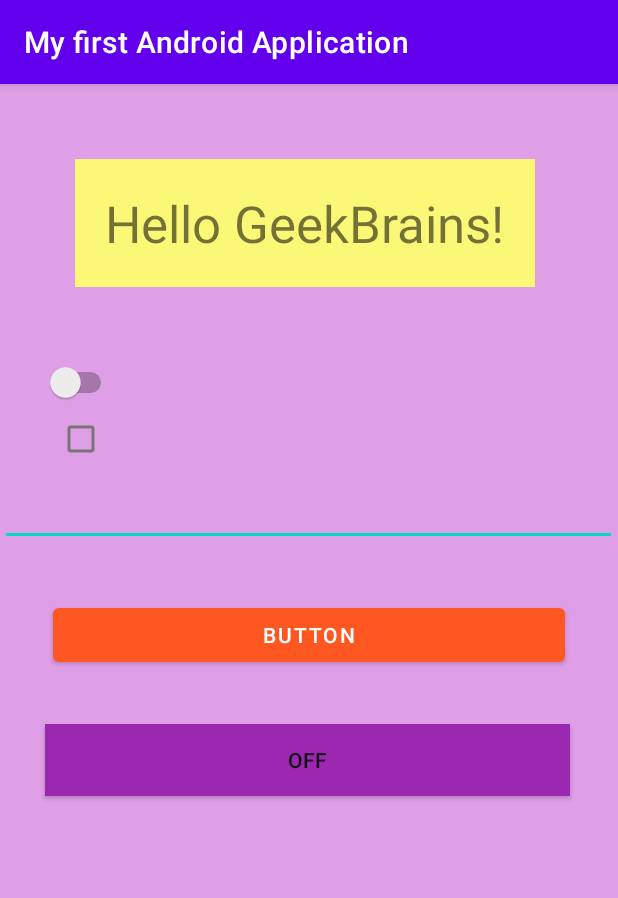
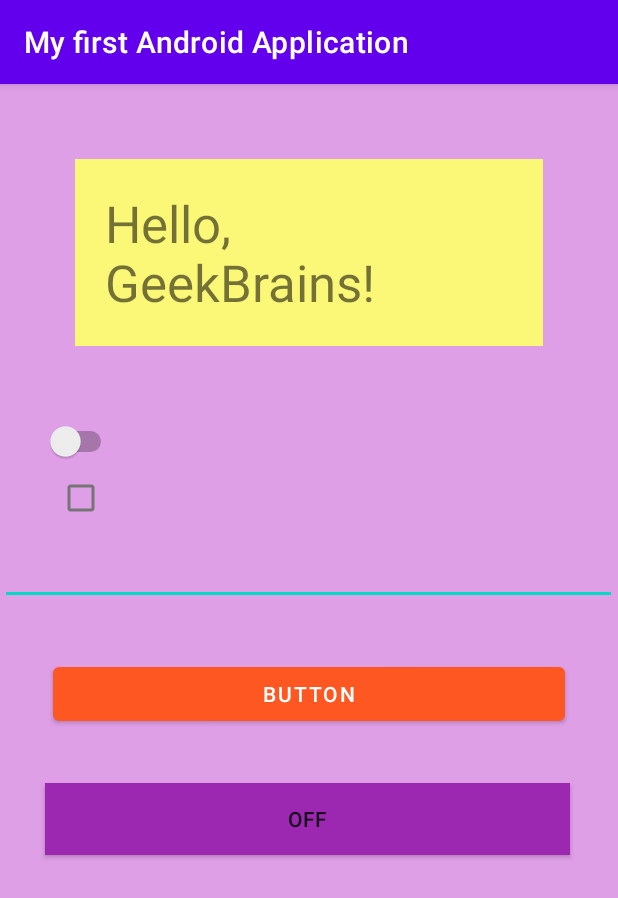
Before and after one commit to Higashee/androidrepo, an Android app: the screen it shows after launch (MainActivity), on a phone screen of 412 x 824 dp. Shown: the top 898 px of the screen. Run offline under Robolectric (Android 15) with nearby library versions, the phone set to English and light mode, and no system bars.

Commit message:
Init. Commit

```diff
--- a/app/src/main/res/layout/activity_main.xml
+++ b/app/src/main/res/layout/activity_main.xml
@@ -14,7 +14,7 @@
         android:layout_margin="50dp"
         android:background="#FBF777"
         android:padding="20dp"
-        android:text="Hello GeekBrains!"
+        android:text="Hello, GeekBrains!"
         android:textSize="34sp"
         app:layout_constraintVertical_bias="0.079"
         />
```
Also changed, not shown: app/src/main/res/layout/activity_main2.xml (+7 -7 lines).
